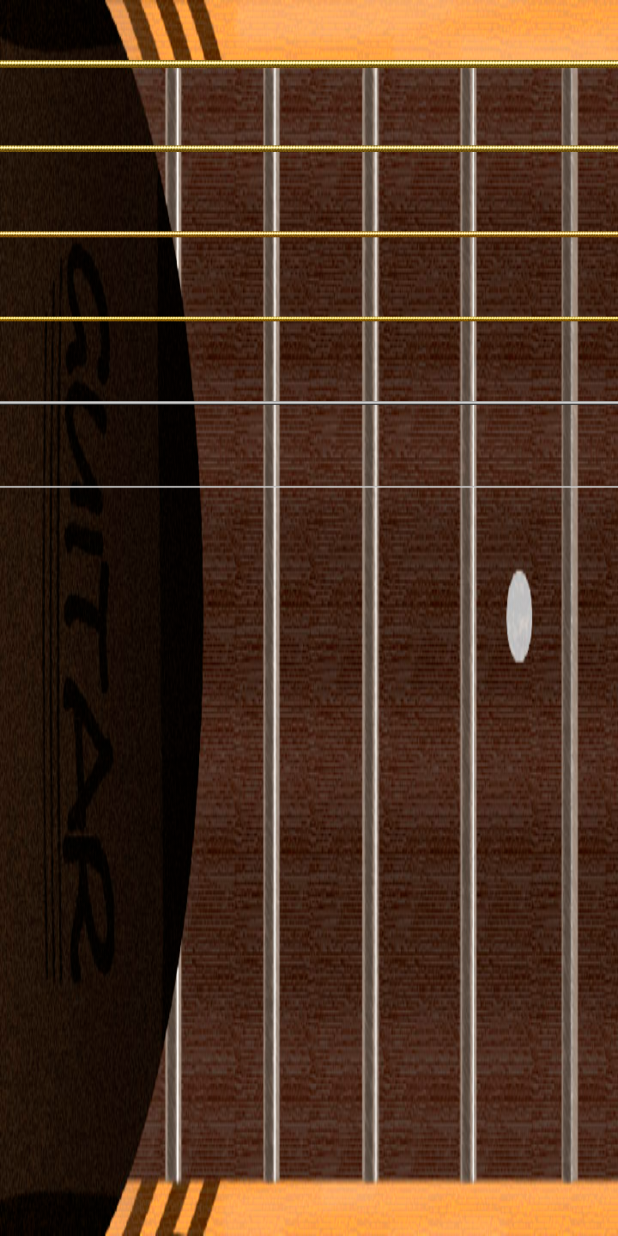
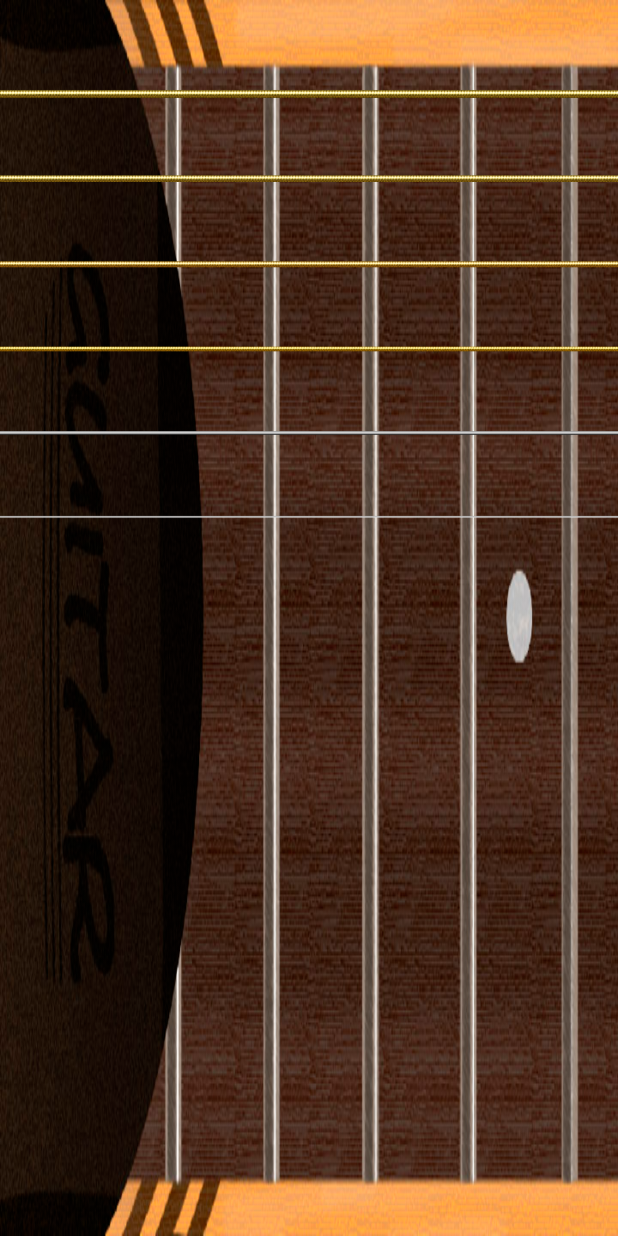
Before and after one commit to AndreaGuida73/Chitarra, an Android app: the layout activity_main.xml on its own in the app's theme, with its tools: preview values and no code run, on a phone screen of 412 x 824 dp. Run offline under Robolectric (Android 15) with nearby library versions, the phone set to English and light mode, and no system bars.

Commit message:
Effettuate modifiche per compatibilità con la nuova versione di ANdroid Studio

```diff
--- a/app/src/main/AndroidManifest.xml
+++ b/app/src/main/AndroidManifest.xml
@@ -8,7 +8,7 @@
         android:label="@string/app_name"
         android:roundIcon="@mipmap/ic_launcher_round"
         android:supportsRtl="true"
-        android:theme="@style/AppTheme">
+        android:theme="@style/Theme.AppCompat.DayNight.NoActionBar">
         <activity android:name=".MainActivity">
             <intent-filter>
                 <action android:name="android.intent.action.MAIN" />
--- a/app/src/main/res/layout/activity_main.xml
+++ b/app/src/main/res/layout/activity_main.xml
@@ -20,74 +20,84 @@
         android:id="@+id/stringE"
         android:layout_width="match_parent"
         android:layout_height="wrap_content"
+        android:layout_alignParentStart="true"
         android:layout_alignParentLeft="true"
-        android:layout_alignParentStart="true"
         android:layout_alignParentTop="true"
-        android:layout_marginTop="28dp"
+        android:layout_marginStart="0dp"
+        android:layout_marginLeft="0dp"
+
+        android:layout_marginTop="48dp"
         android:clickable="false"
-
-        android:contentDescription=""
         app:srcCompat="@drawable/se" />
 
     <ImageView
         android:id="@+id/stringA"
         android:layout_width="match_parent"
         android:layout_height="wrap_content"
+
+
+        android:layout_below="@+id/stringE"
+        android:layout_alignParentStart="true"
         android:layout_alignParentLeft="true"
-        android:layout_alignParentStart="true"
-        android:layout_below="@+id/stringE"
+        android:layout_alignParentEnd="true"
+        android:layout_alignParentRight="true"
         android:layout_marginTop="28dp"
         android:clickable="false"
-
-
         app:srcCompat="@drawable/sa" />
 
     <ImageView
         android:id="@+id/stringD"
-        android:layout_width="match_parent"
+        android:layout_width="wrap_content"
         android:layout_height="wrap_content"
+
+        android:layout_below="@+id/stringA"
+        android:layout_alignParentStart="true"
         android:layout_alignParentLeft="true"
-        android:layout_alignParentStart="true"
-        android:layout_below="@+id/stringA"
+        android:layout_alignParentEnd="true"
+        android:layout_alignParentRight="true"
         android:layout_marginTop="28dp"
         android:clickable="false"
-
         app:srcCompat="@drawable/sd" />
 
     <ImageView
         android:id="@+id/stringG"
-        android:layout_width="match_parent"
+        android:layout_width="wrap_content"
         android:layout_height="wrap_content"
+
+        android:layout_below="@+id/stringD"
+        android:layout_alignParentStart="true"
         android:layout_alignParentLeft="true"
-        android:layout_alignParentStart="true"
-        android:layout_below="@+id/stringD"
+        android:layout_alignParentEnd="true"
+        android:layout_alignParentRight="true"
         android:layout_marginTop="28dp"
         android:clickable="false"
-
         app:srcCompat="@drawable/sg" />
 
     <ImageView
         android:id="@+id/stringB"
-        android:layout_width="match_parent"
+        android:layout_width="wrap_content"
         android:layout_height="wrap_content"
+
+        android:layout_below="@+id/stringG"
+        android:layout_alignParentStart="true"
         android:layout_alignParentLeft="true"
-        android:layout_alignParentStart="true"
-        android:layout_below="@+id/stringG"
         android:layout_marginTop="28dp"
         android:clickable="false"
-
         app:srcCompat="@drawable/sb" />
 
     <ImageView
         android:id="@+id/stringe"
-        android:layout_width="match_parent"
+        android:layout_width="wrap_content"
         android:layout_height="wrap_content"
+
+        android:layout_below="@+id/stringB"
+        android:layout_alignParentStart="true"
         android:layout_alignParentLeft="true"
-        android:layout_alignParentStart="true"
-        android:layout_below="@+id/stringB"
+        android:layout_alignParentEnd="true"
+        android:layout_alignParentRight="true"
         android:layout_marginTop="28dp"
         android:clickable="false"
-
         app:srcCompat="@drawable/se6" />
 
+
 </RelativeLayout>
```
Also changed, not shown: app/build.gradle (+5 -5 lines), app/src/main/java/it/appacademy/chitarrademo/MainActivity.java (+37 -2 lines), build.gradle (+6 -1 lines), gradle/wrapper/gradle-wrapper.properties.
